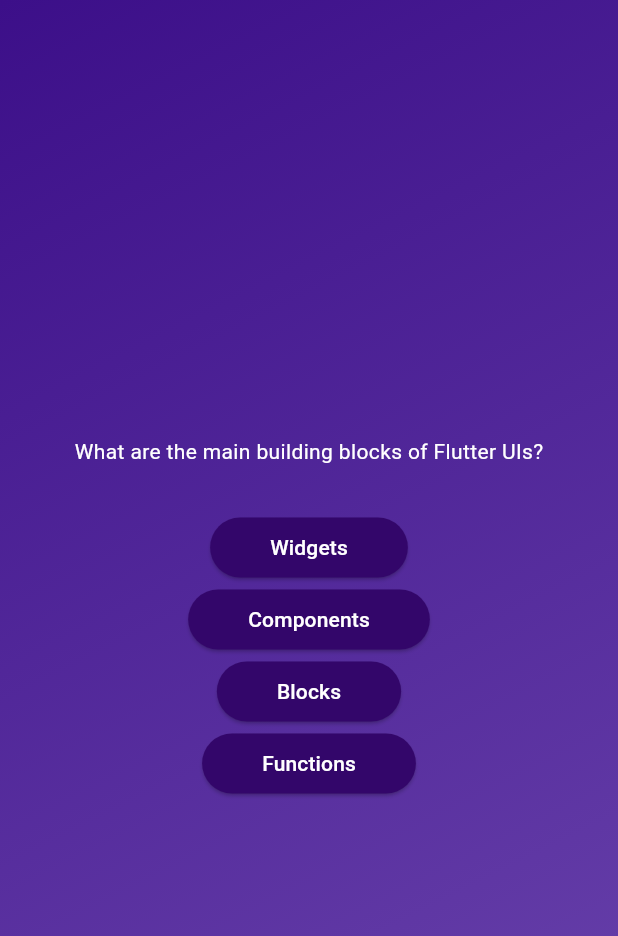
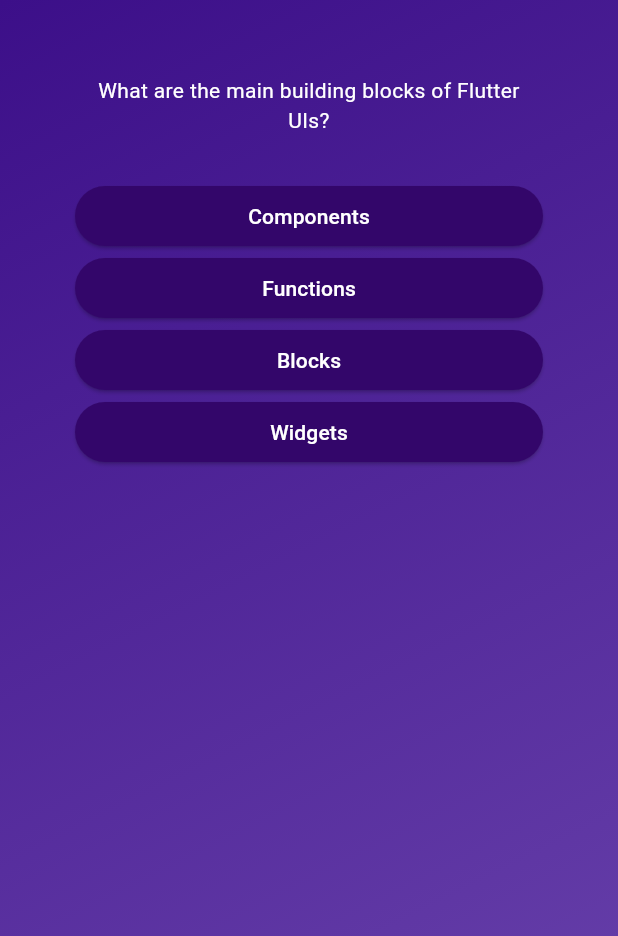
Before and after one commit to TugayKafa/Flutter-And-Dart-Course, a Flutter app: the screen it shows after launch, after a tap on "Start Quiz", on a phone screen of 412 x 824 dp. Shown: the top 936 px of the screen. Run offline on Flutter 3.47's test engine with Material 3 defaults, Android fonts, the phone set to English and light mode, and no system bars.

```diff
--- a/quiz_app/lib/models/quiz_question.dart
+++ b/quiz_app/lib/models/quiz_question.dart
@@ -3,4 +3,10 @@ class QuizQuestion {
 
   final String text;
   final List<String> answers;
+
+  List<String> getShuffledAnswerd() {
+    final shuffledList = List.of(answers);
+    shuffledList.shuffle();
+    return shuffledList;
+  }
 }
--- a/quiz_app/lib/questions_screen.dart
+++ b/quiz_app/lib/questions_screen.dart
@@ -18,16 +18,28 @@ class _QuestionsScreenState extends State<QuestionsScreen> {
 
     return SizedBox(
       width: double.infinity,
+      child: Container(
+        margin: const EdgeInsets.all(50),
         child: Column(
+          children: [
+            Column(
               mainAxisAlignment: MainAxisAlignment.center,
+              crossAxisAlignment: CrossAxisAlignment.stretch,
               children: [
-          Text(currentQuestion.text, style: TextStyle(color: Colors.white)),
+                Text(
+                  currentQuestion.text,
+                  style: TextStyle(color: Colors.white),
+                  textAlign: TextAlign.center,
+                ),
                 const SizedBox(height: 30),
-          ...currentQuestion.answers.map((answer) {
+                ...currentQuestion.getShuffledAnswerd().map((answer) {
                   return AnswearButton(answerText: answer, onTap: () {});
                 }),
               ],
             ),
+          ],
+        ),
+      ),
     );
   }
 }
```
Lines whose indentation alone changed are shown as unchanged.
